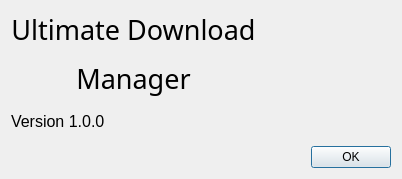
Old version of the form UltimateDownloadManager/aboutdialog.ui in the repository LalitMaganti/Ultimate-Download-Manager.
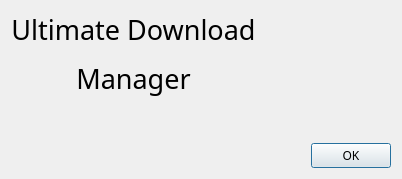
New version of the form. Icons and pictures are not drawn.

What changed in the file:
```diff
--- a/UltimateDownloadManager/aboutdialog.ui
+++ b/UltimateDownloadManager/aboutdialog.ui
@@ -10,6 +10,11 @@
     <height>179</height>
    </rect>
   </property>
+  <property name="font">
+   <font>
+    <family>Helvetica Neue LT Pro</family>
+   </font>
+  </property>
   <property name="windowTitle">
    <string>Dialog</string>
   </property>
@@ -22,7 +27,7 @@
       </font>
      </property>
      <property name="text">
-      <string>Version 1.0.0</string>
+      <string/>
      </property>
     </widget>
    </item>
```
Left out of the diff: 3 changed lines with no effect on the pictures.
